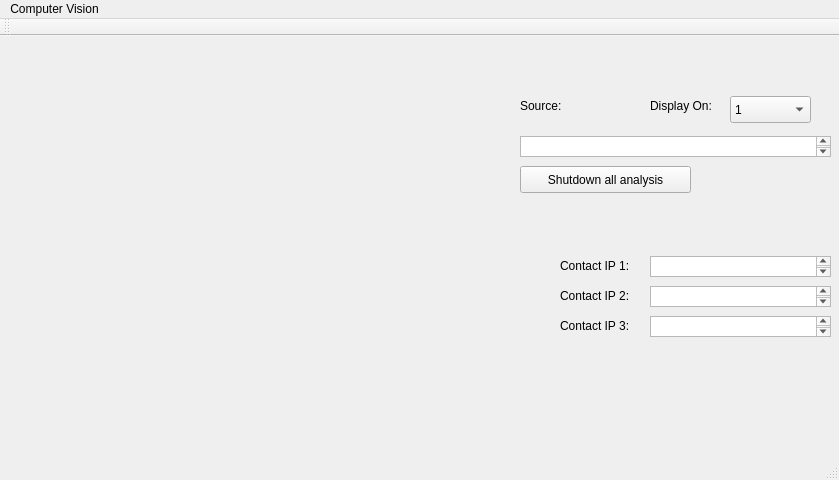
First picture: the form in mainwindow.ui, repository EdwardOwusuAdjei/Samaritan, before the edit.
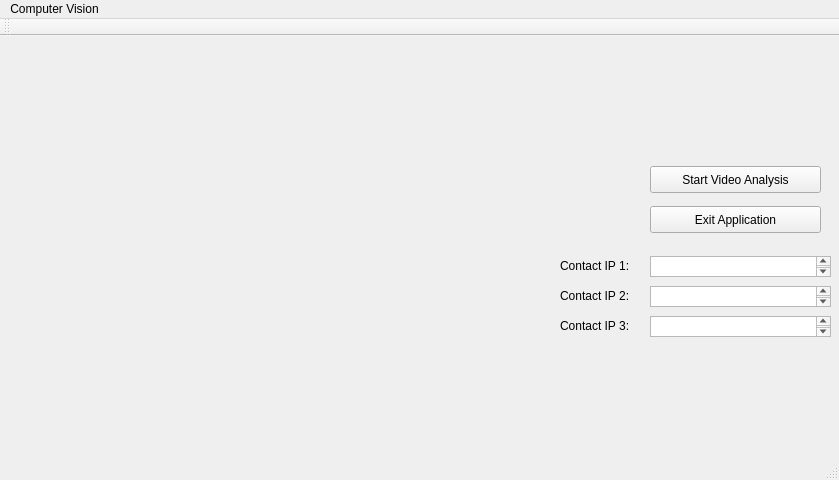
Second picture: the form after the edit.

```diff
--- a/mainwindow.ui
+++ b/mainwindow.ui
@@ -67,70 +67,14 @@
    <widget class="QPushButton" name="pushButton">
     <property name="geometry">
      <rect>
-      <x>520</x>
+      <x>650</x>
       <y>130</y>
       <width>171</width>
       <height>27</height>
      </rect>
     </property>
     <property name="text">
-     <string>Shutdown all analysis</string>
-    </property>
-   </widget>
-   <widget class="QComboBox" name="comboBox_2">
-    <property name="geometry">
-     <rect>
-      <x>730</x>
-      <y>60</y>
-      <width>81</width>
-      <height>27</height>
-     </rect>
-    </property>
-    <item>
-     <property name="text">
-      <string>1</string>
-     </property>
-    </item>
-    <item>
-     <property name="text">
-      <string>2</string>
-     </property>
-    </item>
-   </widget>
-   <widget class="QLabel" name="label_7">
-    <property name="geometry">
-     <rect>
-      <x>650</x>
-      <y>60</y>
-      <width>71</width>
-      <height>19</height>
-     </rect>
-    </property>
-    <property name="text">
-     <string>Display On:</string>
-    </property>
-   </widget>
-   <widget class="QTextEdit" name="textEdit">
-    <property name="geometry">
-     <rect>
-      <x>520</x>
-      <y>100</y>
-      <width>311</width>
-      <height>21</height>
-     </rect>
-    </property>
-   </widget>
-   <widget class="QLabel" name="label_8">
-    <property name="geometry">
-     <rect>
-      <x>520</x>
-      <y>60</y>
-      <width>51</width>
-      <height>19</height>
-     </rect>
-    </property>
-    <property name="text">
-     <string>Source:</string>
+     <string>Start Video Analysis</string>
     </property>
    </widget>
    <widget class="QTextEdit" name="textEdit_2">
@@ -202,6 +146,19 @@
      <string>&lt;html&gt;&lt;head/&gt;&lt;body&gt;&lt;p&gt;Contact IP 3:&lt;/p&gt;&lt;/body&gt;&lt;/html&gt;</string>
     </property>
    </widget>
+   <widget class="QPushButton" name="pushButton_2">
+    <property name="geometry">
+     <rect>
+      <x>650</x>
+      <y>170</y>
+      <width>171</width>
+      <height>27</height>
+     </rect>
+    </property>
+    <property name="text">
+     <string>Exit Application</string>
+    </property>
+   </widget>
   </widget>
   <widget class="QMenuBar" name="menuBar">
    <property name="geometry">
```
